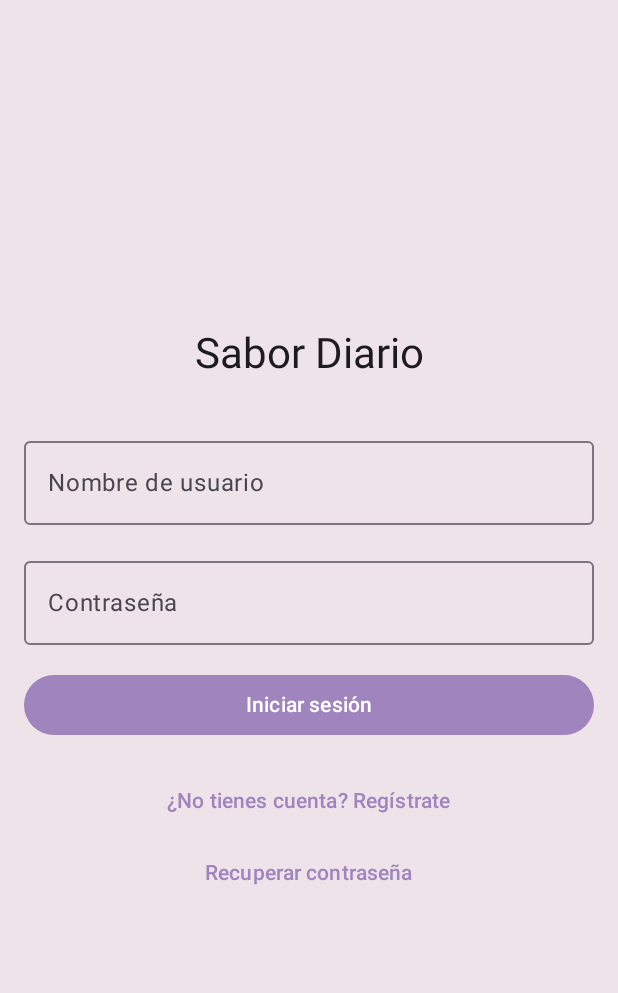
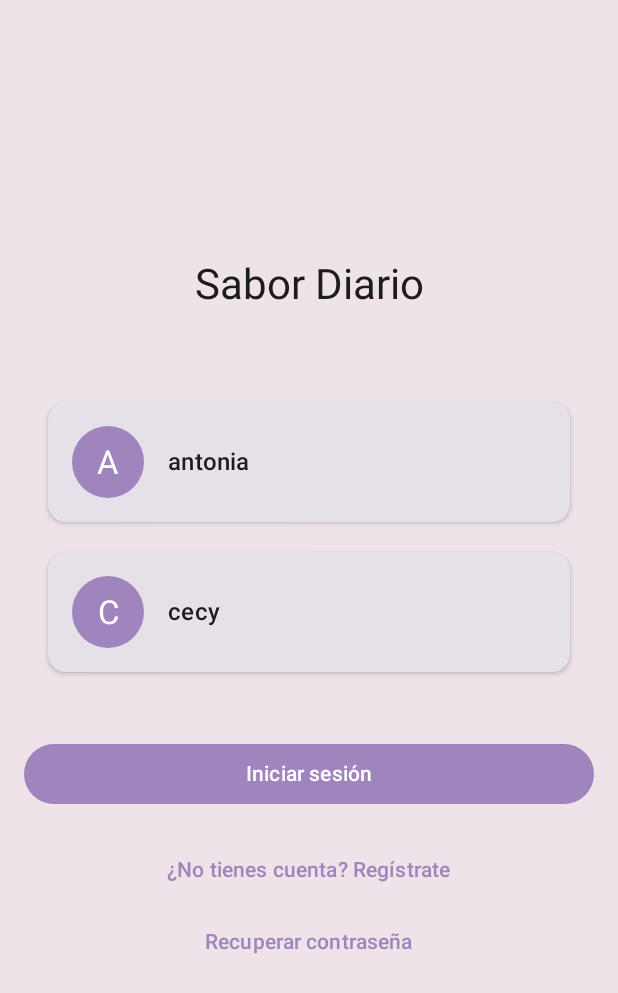
Before and after one commit to cesar-bravo-m/tarea-kotlin, an Android app built with Jetpack Compose: the screen it shows after launch (MainActivity), on a phone screen of 412 x 824 dp. Shown: the top 993 px of the screen. Run offline under Robolectric (Android 15) with nearby library versions, the phone set to English and light mode, and no system bars.

Commit message:
+lista de usuarios registrados en login

```diff
--- a/app/src/main/java/com/example/myapplication/business/UserCredentials.kt
+++ b/app/src/main/java/com/example/myapplication/business/UserCredentials.kt
@@ -3,13 +3,24 @@ package com.example.myapplication.business
 data class User(
     val username: String,
     var password: String,
-    val email: String
+    val email: String,
 )
 
 object UserManager {
     private val users = mutableListOf(
-        User("admin", "admin", "admin@example.com")
+        User(
+            username="antonia",
+            password="admin",
+            email="admin@example.com"),
+        User(
+            username="cecy",
+            password="admin",
+            email="admin@example.com"),
     )
+
+    fun getUsersWhoPreviouslyHaveLoggedIn(): List<User> {
+        return users
+    }
 
     fun authenticate(username: String, password: String): Boolean {
         return users.any { it.username == username && it.password == password }
--- a/app/src/main/java/com/example/myapplication/ui/session/LoginScreen.kt
+++ b/app/src/main/java/com/example/myapplication/ui/session/LoginScreen.kt
@@ -9,6 +9,7 @@ import androidx.compose.foundation.layout.fillMaxSize
 import androidx.compose.foundation.layout.fillMaxWidth
 import androidx.compose.foundation.layout.padding
 import androidx.compose.material3.Button
+import androidx.compose.material3.HorizontalDivider
 import androidx.compose.material3.MaterialTheme
 import androidx.compose.material3.OutlinedTextField
 import androidx.compose.material3.Text
@@ -35,8 +36,8 @@ fun LoginScreen(
     setShowRegister: (Boolean) -> Unit,
     context: Context
 ) {
-    var username by remember { mutableStateOf("") }
-    var password by remember { mutableStateOf("") }
+    val (username, setUsername) = remember { mutableStateOf("") }
+    val (password, setPassword) = remember { mutableStateOf("") }
     Column(
         modifier = Modifier
             .fillMaxSize()
@@ -51,24 +52,30 @@ fun LoginScreen(
             modifier = Modifier.padding(bottom = 32.dp)
         )
 
-        OutlinedTextField(
-            value = username,
-            onValueChange = { username = it },
-            label = { Text("Nombre de usuario") },
-            modifier = Modifier
-                .fillMaxWidth()
-                .padding(bottom = 16.dp)
+        UserCard(
+            setUsername = setUsername,
+            setPassword = setPassword,
         )
 
-        OutlinedTextField(
-            value = password,
-            onValueChange = { password = it },
-            label = { Text("Contraseña") },
-            visualTransformation = PasswordVisualTransformation(),
-            modifier = Modifier
-                .fillMaxWidth()
-                .padding(bottom = 16.dp)
-        )
+        // OutlinedTextField(
+        //     value = username,
+        //     onValueChange = { username = it },
+        //     label = { Text("Nombre de usuario") },
+        //     modifier = Modifier
+        //         .fillMaxWidth()
+        //         .padding(bottom = 16.dp)
+        // )
+
+        // OutlinedTextField(
+        //     value = password,
+        //     onValueChange = { password = it },
+        //     label = { Text("Contraseña") },
+        //     visualTransformation = PasswordVisualTransformation(),
+        //     modifier = Modifier
+        //         .fillMaxWidth()
+        //         .padding(bottom = 16.dp)
+        // )
+
         Button(
             onClick = {
                 if (username.isBlank() || password.isBlank()) {
--- /dev/null
+++ b/app/src/main/java/com/example/myapplication/ui/session/UserCard.kt
@@ -0,0 +1,97 @@
+package com.example.myapplication.ui.session
+
+import androidx.compose.foundation.background
+import androidx.compose.foundation.clickable
+import androidx.compose.foundation.layout.*
+import androidx.compose.foundation.lazy.LazyColumn
+import androidx.compose.foundation.lazy.items
+import androidx.compose.foundation.shape.CircleShape
+import androidx.compose.material3.Card
+import androidx.compose.material3.CardDefaults
+import androidx.compose.material3.MaterialTheme
+import androidx.compose.material3.Text
+import androidx.compose.runtime.Composable
+import androidx.compose.ui.Alignment
+import androidx.compose.ui.Modifier
+import androidx.compose.ui.draw.clip
+import androidx.compose.ui.text.style.TextAlign
+import androidx.compose.ui.unit.dp
+import com.example.myapplication.business.User
+import com.example.myapplication.business.UserManager
+
+@Composable
+fun UserCard(
+    setUsername: (String) -> Unit,
+    setPassword: (String) -> Unit,
+) {
+    val previousUsers = UserManager.getUsersWhoPreviouslyHaveLoggedIn()
+
+    if (previousUsers.isNotEmpty()) {
+        LazyColumn(
+            modifier = Modifier
+                .fillMaxWidth()
+                .padding(vertical = 16.dp),
+            verticalArrangement = Arrangement.spacedBy(12.dp),
+            contentPadding = PaddingValues(
+                start = 16.dp,
+                end = 16.dp,
+                top = 8.dp,
+                bottom = 24.dp
+            )
+        ) {
+            items(previousUsers) { user ->
+                UserAvatar(user, setUsername, setPassword)
+            }
+        }
+    }
+}
+
+@Composable
+private fun UserAvatar(
+    user: User,
+    setUsername: (String) -> Unit,
+    setPassword: (String) -> Unit,
+) {
+    // TODO: If selected, highlight the card
+    Card(
+        modifier = Modifier
+            .fillMaxWidth()
+            .padding(vertical = 4.dp)
+            .clickable {
+                setUsername(user.username)
+                setPassword("admin")
+            },
+        elevation = CardDefaults.cardElevation(defaultElevation = 2.dp),
+    ) {
+        Row(
+            modifier = Modifier
+                .padding(16.dp)
+                .fillMaxWidth(),
+            verticalAlignment = Alignment.CenterVertically
+        ) {
+            // Avatar circle with first letter of username
+            Box(
+                modifier = Modifier
+                    .size(48.dp)
+                    .clip(CircleShape)
+                    .background(MaterialTheme.colorScheme.primary),
+                contentAlignment = Alignment.Center
+            ) {
+                Text(
+                    text = user.username.first().uppercase(),
+                    color = MaterialTheme.colorScheme.onPrimary,
+                    style = MaterialTheme.typography.titleLarge
+                )
+            }
+
+            Spacer(modifier = Modifier.width(16.dp))
+
+            // Username
+            Text(
+                text = user.username,
+                style = MaterialTheme.typography.titleMedium,
+                modifier = Modifier.weight(1f)
+            )
+        }
+    }
+}
--- a/app/src/main/java/com/example/myapplication/ui/theme/Color.kt
+++ b/app/src/main/java/com/example/myapplication/ui/theme/Color.kt
@@ -8,4 +8,4 @@ val first = Color(0xFF9F84BD)
 val second = Color(0xFFC90BD8)
 val third = Color(0xFFEBC3DB)
 val fourth = Color(0xFFEDE3E9)
-val fifth = Color(0xFFE6E4CE)
+val fifth = Color(0xFFEFF7F6)
--- a/app/src/main/java/com/example/myapplication/ui/theme/Theme.kt
+++ b/app/src/main/java/com/example/myapplication/ui/theme/Theme.kt
@@ -14,7 +14,7 @@ import androidx.compose.ui.platform.LocalContext
 
 private val LightColorScheme = lightColorScheme(
     primary = first,
-    secondary = second,
+    secondary = third,
     tertiary = third,
     background = fourth,
     surface = fifth,
```
